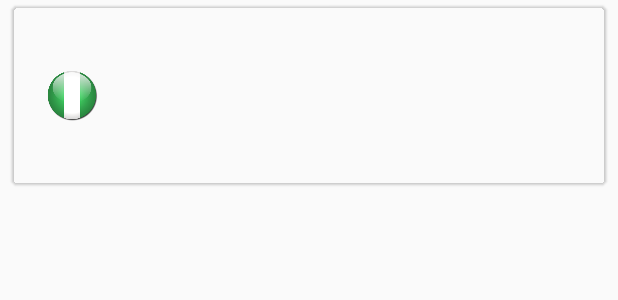
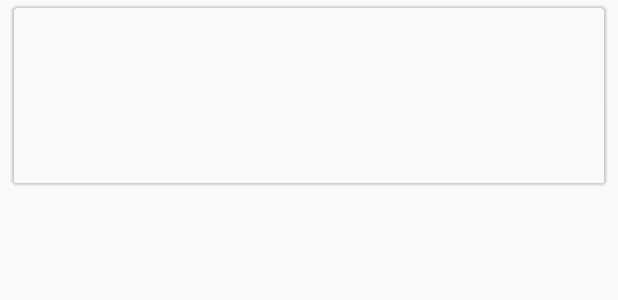
Before and after one commit to mojisol/CryptoExRate, an Android app: the layout list_view.xml on its own in the app's theme, with its tools: preview values and no code run, on a phone screen of 412 x 824 dp. Shown: the top 300 px of the screen. Run offline under Robolectric (Android 15) with nearby library versions, the phone set to English and light mode, and no system bars; network calls fail.

Commit message:
Update UI

```diff
--- a/app/src/main/java/com/currency/android/cryptoexrate/MainActivity.java
+++ b/app/src/main/java/com/currency/android/cryptoexrate/MainActivity.java
@@ -79,7 +79,7 @@ public class MainActivity extends AppCompatActivity implements NavigationView.On
 
 
         url = "https://min-api.cryptocompare.com/data/pricemulti?fsyms=BTC,ETH&tsyms=" +
-                "NGN,USD,EUR,JPY,GBP,AUD,CAD,CHF,CNY,KES,GHS,UGX,ZAR,XAF,NZD,MYR,BND,GEL,RUB,INR";
+                "NGN,AED,EUR,PEN,DZD,AUD,CAD,USD,AED,RON,KES,GHS,NOK,RUB,DKK,MAD,NZD,MYR,HRK,GEL,INR";
         //Currencies will NOT be displayed in this here order
         downloadRates();
 
--- a/app/src/main/res/layout/content.xml
+++ b/app/src/main/res/layout/content.xml
@@ -25,7 +25,7 @@
             android:layout_weight="1"
             android:text="@string/money"
             android:textSize="18sp"
-            android:textColor="@android:color/black"
+            android:textColor="@color/colorBrown"
             android:gravity="center"/>
 
         <TextView
@@ -34,7 +34,7 @@
             android:layout_weight="1"
             android:text="@string/btc"
             android:textSize="18sp"
-            android:textColor="@android:color/holo_orange_dark"
+            android:textColor="@color/colorYellow"
             android:gravity="center"/>
 
         <TextView
@@ -43,7 +43,7 @@
             android:layout_weight="1"
             android:text="@string/eth"
             android:textSize="18sp"
-            android:textColor="@android:color/holo_green_dark"
+            android:textColor="@color/colorGreen"
             android:gravity="center"/>
 
     </LinearLayout>
--- a/app/src/main/res/layout/list_view.xml
+++ b/app/src/main/res/layout/list_view.xml
@@ -7,7 +7,7 @@
     android:layout_width="match_parent"
     android:layout_height="wrap_content"
     app:layout_behavior="@string/appbar_scrolling_view_behavior"
-    tools:context="com.example.android.er.MainActivity">
+    tools:context="com.currency.android.cryptoexrate.MainActivity">
 
     <android.support.v7.widget.CardView
         android:layout_width="match_parent"
@@ -27,17 +27,6 @@
             android:orientation="horizontal"
             android:background="@drawable/layout_selector">
 
-            <ImageView
-                android:id="@+id/currency_image"
-                android:layout_width="36dp"
-                android:layout_height="36dp"
-                android:layout_gravity="center_vertical"
-                android:src="@drawable/nflag_icon"
-                android:fontFamily="sans-serif-medium"
-                android:gravity="center"
-                android:textColor="@android:color/black"
-                android:textSize="16sp" />
-
             <LinearLayout
                 android:layout_width="0dp"
                 android:layout_height="wrap_content"
@@ -52,7 +41,7 @@
                     android:layout_width="wrap_content"
                     android:layout_height="wrap_content"
                     android:fontFamily="sans-serif-medium"
-                    android:textColor="@android:color/black"
+                    android:textColor="@color/colorBrown"
                     android:textSize="19sp"
                     android:maxLines="2"
                     android:textAllCaps="true"  />
@@ -65,7 +54,7 @@
                     android:fontFamily="sans-serif-medium"
                     android:maxLines="3"
                     android:textAllCaps="true"
-                    android:textColor="@android:color/holo_orange_dark"
+                    android:textColor="@color/colorYellow"
                     android:textSize="18sp" />
 
                 <TextView
@@ -74,7 +63,7 @@
                     android:layout_height="wrap_content"
                     android:ellipsize="end"
                     android:maxLines="2"
-                    android:textColor="@android:color/holo_green_dark"
+                    android:textColor="@color/colorGreen"
                     android:textSize="18sp" />
 
             </LinearLayout>
--- a/app/src/main/res/values/colors.xml
+++ b/app/src/main/res/values/colors.xml
@@ -5,4 +5,7 @@
     <color name="colorAccent">#FFD700</color>
     <color name="colorGold"> #DEB887</color>
     <color name="colorPrimaryLight">#FFC500</color>
+    <color name="colorBrown">#4a2b20</color>
+    <color name="colorGreen">#81c784</color>
+    <color name="colorYellow">#ffeb3b</color>
 </resources>
```
Also changed, not shown: app/src/main/java/com/currency/android/cryptoexrate/ConversionActivity.java (+12 -12 lines).
